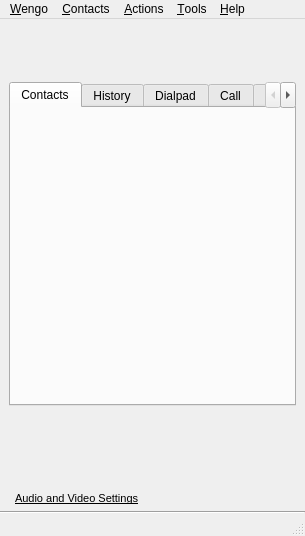
This is wengophone/src/presentation/qt/WengoPhoneWindow.ui in tkrotoff/WengoPhone as Qt 5 draws it before an edit. The edited form follows.
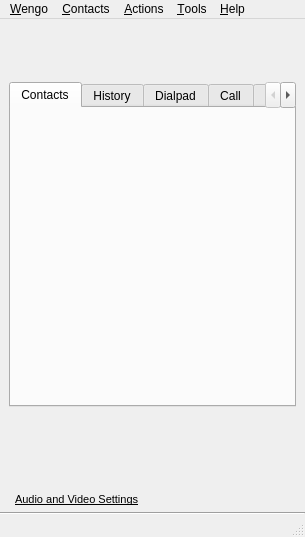
This is the edited form. Icons and pictures are not drawn.

What changed in the file:
```diff
--- a/wengophone/src/presentation/qt/WengoPhoneWindow.ui
+++ b/wengophone/src/presentation/qt/WengoPhoneWindow.ui
@@ -9,7 +9,7 @@
     <x>0</x>
     <y>0</y>
     <width>305</width>
-    <height>536</height>
+    <height>537</height>
    </rect>
   </property>
   <property name="windowTitle" >
@@ -286,271 +286,6 @@
           <height>65</height>
          </size>
         </property>
-        <property name="palette" >
-         <palette>
-          <active>
-           <color>
-            <red>0</red>
-            <green>0</green>
-            <blue>0</blue>
-           </color>
-           <color>
-            <red>212</red>
-            <green>208</green>
-            <blue>200</blue>
-           </color>
-           <color>
-            <red>255</red>
-            <green>255</green>
-            <blue>255</blue>
-           </color>
-           <color>
-            <red>234</red>
-            <green>229</green>
-            <blue>220</blue>
-           </color>
-           <color>
-            <red>128</red>
-            <green>128</green>
-            <blue>128</blue>
-           </color>
-           <color>
-            <red>141</red>
-            <green>139</green>
-            <blue>133</blue>
-           </color>
-           <color>
-            <red>0</red>
-            <green>0</green>
-            <blue>0</blue>
-           </color>
-           <color>
-            <red>255</red>
-            <green>255</green>
-            <blue>255</blue>
-           </color>
-           <color>
-            <red>0</red>
-            <green>0</green>
-            <blue>0</blue>
-           </color>
-           <color>
-            <red>191</red>
-            <green>191</green>
-            <blue>191</blue>
-           </color>
-           <color>
-            <red>212</red>
-            <green>208</green>
-            <blue>200</blue>
-           </color>
-           <color>
-            <red>64</red>
-            <green>64</green>
-            <blue>64</blue>
-           </color>
-           <color>
-            <red>10</red>
-            <green>36</green>
-            <blue>106</blue>
-           </color>
-           <color>
-            <red>255</red>
-            <green>255</green>
-            <blue>255</blue>
-           </color>
-           <color>
-            <red>0</red>
-            <green>0</green>
-            <blue>255</blue>
-           </color>
-           <color>
-            <red>255</red>
-            <green>0</green>
-            <blue>255</blue>
-           </color>
-           <color>
-            <red>232</red>
-            <green>232</green>
-            <blue>232</blue>
-           </color>
-          </active>
-          <inactive>
-           <color>
-            <red>0</red>
-            <green>0</green>
-            <blue>0</blue>
-           </color>
-           <color>
-            <red>212</red>
-            <green>208</green>
-            <blue>200</blue>
-           </color>
-           <color>
-            <red>255</red>
-            <green>255</green>
-            <blue>255</blue>
-           </color>
-           <color>
-            <red>234</red>
-            <green>229</green>
-            <blue>220</blue>
-           </color>
-           <color>
-            <red>128</red>
-            <green>128</green>
-            <blue>128</blue>
-           </color>
-           <color>
-            <red>141</red>
-            <green>139</green>
-            <blue>133</blue>
-           </color>
-           <color>
-            <red>0</red>
-            <green>0</green>
-            <blue>0</blue>
-           </color>
-           <color>
-            <red>255</red>
-            <green>255</green>
-            <blue>255</blue>
-           </color>
-           <color>
-            <red>0</red>
-            <green>0</green>
-            <blue>0</blue>
-           </color>
-           <color>
-            <red>191</red>
-            <green>191</green>
-            <blue>191</blue>
-           </color>
-           <color>
-            <red>212</red>
-            <green>208</green>
-            <blue>200</blue>
-           </color>
-           <color>
-            <red>64</red>
-            <green>64</green>
-            <blue>64</blue>
-           </color>
-           <color>
-            <red>212</red>
-            <green>208</green>
-            <blue>200</blue>
-           </color>
-           <color>
-            <red>0</red>
-            <green>0</green>
-            <blue>0</blue>
-           </color>
-           <color>
-            <red>0</red>
-            <green>0</green>
-            <blue>255</blue>
-           </color>
-           <color>
-            <red>255</red>
-            <green>0</green>
-            <blue>255</blue>
-           </color>
-           <color>
-            <red>232</red>
-            <green>232</green>
-            <blue>232</blue>
-           </color>
-          </inactive>
-          <disabled>
-           <color>
-            <red>106</red>
-            <green>104</green>
-            <blue>100</blue>
-           </color>
-           <color>
-            <red>212</red>
-            <green>208</green>
-            <blue>200</blue>
-           </color>
-           <color>
-            <red>255</red>
-            <green>255</green>
-            <blue>255</blue>
-           </color>
-           <color>
-            <red>233</red>
-            <green>231</green>
-            <blue>227</blue>
-           </color>
-           <color>
-            <red>128</red>
-            <green>128</green>
-            <blue>128</blue>
-           </color>
-           <color>
-            <red>141</red>
-            <green>139</green>
-            <blue>133</blue>
-           </color>
-           <color>
-            <red>106</red>
-            <green>104</green>
-            <blue>100</blue>
-           </color>
-           <color>
-            <red>255</red>
-            <green>255</green>
-            <blue>255</blue>
-           </color>
-           <color>
-            <red>106</red>
-            <green>104</green>
-            <blue>100</blue>
-           </color>
-           <color>
-            <red>60</red>
-            <green>60</green>
-            <blue>60</blue>
-           </color>
-           <color>
-            <red>212</red>
-            <green>208</green>
-            <blue>200</blue>
-           </color>
-           <color>
-            <red>0</red>
-            <green>0</green>
-            <blue>0</blue>
-           </color>
-           <color>
-            <red>10</red>
-            <green>36</green>
-            <blue>106</blue>
-           </color>
-           <color>
-            <red>255</red>
-            <green>255</green>
-            <blue>255</blue>
-           </color>
-           <color>
-            <red>0</red>
-            <green>0</green>
-            <blue>255</blue>
-           </color>
-           <color>
-            <red>255</red>
-            <green>0</green>
-            <blue>255</blue>
-           </color>
-           <color>
-            <red>232</red>
-            <green>232</green>
-            <blue>232</blue>
-           </color>
-          </disabled>
-         </palette>
-        </property>
         <property name="frameShape" >
          <enum>QFrame::NoFrame</enum>
         </property>
@@ -705,7 +440,7 @@
    <property name="geometry" >
     <rect>
      <x>0</x>
-     <y>517</y>
+     <y>518</y>
      <width>305</width>
      <height>19</height>
     </rect>
```
Left out of the diff: 130 changed lines with no effect on the pictures.
